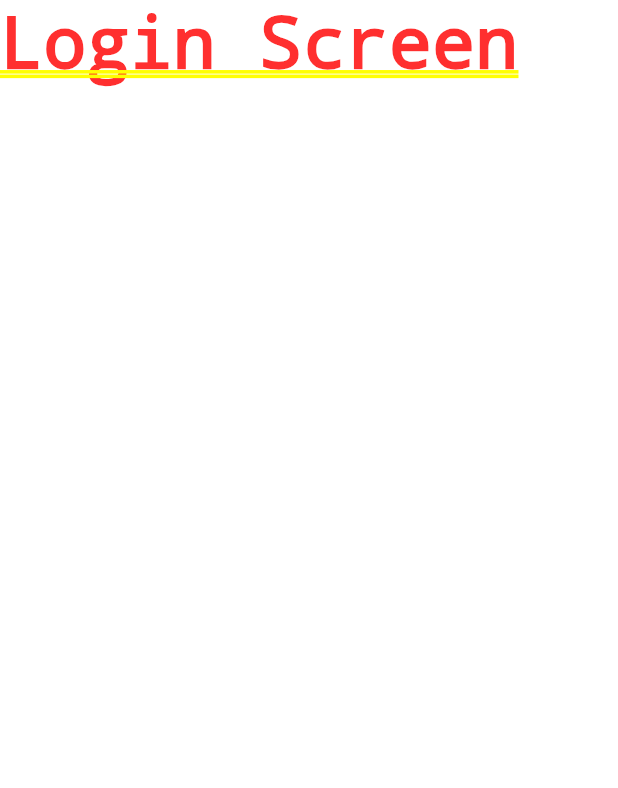
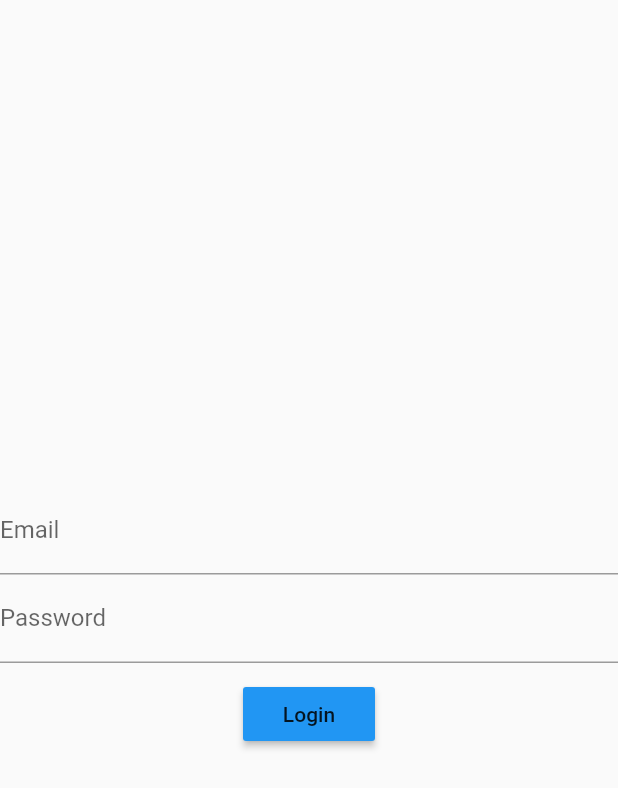
Before and after one commit to owenjcarr/RootedWI, a Flutter app: the screen it shows after launch, on a phone screen of 412 x 824 dp. Shown: the top 788 px of the screen. Run offline on Flutter 3.47's test engine with Material 2 defaults, Android fonts, the phone set to English and light mode, and no system bars; our stand-ins replace dio, fluttertoast.

Commit message:
added a login screen that makes a post request to login

```diff
--- a/flutter_app/lib/main.dart
+++ b/flutter_app/lib/main.dart
@@ -1,7 +1,5 @@
 import 'package:flutter/material.dart';
 import './screens/login.dart';
-import './screens/home.dart';
-import './screens/change_pass.dart';
 
 void main() {
   runApp(MyApp());
@@ -16,7 +14,7 @@ class MyApp extends StatelessWidget {
       theme: ThemeData(
         primarySwatch: Colors.blue,
       ),
-      home: LoginScreen(),
+      home: LoginScreen()
     );
   }
 }
--- a/flutter_app/lib/screens/login.dart
+++ b/flutter_app/lib/screens/login.dart
@@ -1,10 +1,75 @@
+import 'package:dio/dio.dart';
 import 'package:flutter/material.dart';
+import 'package:fluttertoast/fluttertoast.dart';
+import '../services/auth.dart';
 
-class LoginScreen extends StatelessWidget {
+class LoginScreen extends StatefulWidget {
+  @override
+  _LoginScreenState createState() => _LoginScreenState();
+}
+
+class _LoginScreenState extends State<LoginScreen> {
   @override
   Widget build(BuildContext context) {
-    return Container(
-      child: Text('Login Screen')
+    var email, password, token;
+
+    return Scaffold(
+      body: Column(
+        mainAxisAlignment: MainAxisAlignment.center,
+        children: <Widget>[
+          TextField(
+            decoration: InputDecoration(
+              labelText: 'Email'
+            ),
+            onChanged: (val) {
+              email = val;
+            },
+          ),
+          TextField(
+            obscureText:  true,
+            decoration: InputDecoration(
+              labelText: 'Password'
+            ),
+            onChanged: (val) {
+              password = val;
+            },
+          ),
+          SizedBox(height: 10.0),
+          RaisedButton(
+            child: Text('Login'),
+            color: Colors.blue,
+            onPressed: ()
+              async {
+              var dio = Dio();
+              var response;
+              try {
+                response = await dio.post('http://10.0.2.2:8000/api/auth/', data: {'email': email, 'password': password});
+              } catch (e) {
+                response = e;
+              }
+
+              print(response.toString());
+
+              /*
+              Auth().login(email, password).then((val) {
+                if (val.data['success']) {
+                  token = val.data['token'];
+                  Fluttertoast.showToast(
+                    msg: 'Logged In',
+                    toastLength: Toast.LENGTH_SHORT,
+                    gravity: ToastGravity.CENTER,
+                    timeInSecForIosWeb: 1,
+                    backgroundColor: Colors.green,
+                    textColor: Colors.white,
+                    fontSize: 16.0
+                    );
+                }
+              });
+              */
+            },
+          )
+        ],
+      )
     );
   }
 }
--- /dev/null
+++ b/flutter_app/lib/services/auth.dart
@@ -0,0 +1,27 @@
+import 'package:dio/dio.dart';
+import 'package:flutter/material.dart';
+import 'package:fluttertoast/fluttertoast.dart';
+
+class Auth {
+  Dio dio = new Dio();
+
+  login(email, password) async {
+    try {
+      return await dio.post('http://10.0.2.2:8000/api/auth/', data: {
+        "email": email,
+        "password": password
+      },  options: Options(contentType: Headers.jsonContentType)
+      );
+    }
+    on DioError catch(e) {
+      Fluttertoast.showToast(msg: e.response.data['msg'],
+      toastLength: Toast.LENGTH_SHORT,
+      gravity: ToastGravity.CENTER,
+      timeInSecForIosWeb: 1,
+      backgroundColor: Colors.red,
+      textColor: Colors.white,
+      fontSize: 16.0
+      );
+    }
+  }
+}
--- a/flutter_app/pubspec.yaml
+++ b/flutter_app/pubspec.yaml
@@ -23,6 +23,8 @@ environment:
 dependencies:
   flutter:
     sdk: flutter
+  dio:
+  fluttertoast:
 
 
   # The following adds the Cupertino Icons font to your application.
```
Also changed, not shown: flutter_app/pubspec.lock, 1 other file.
